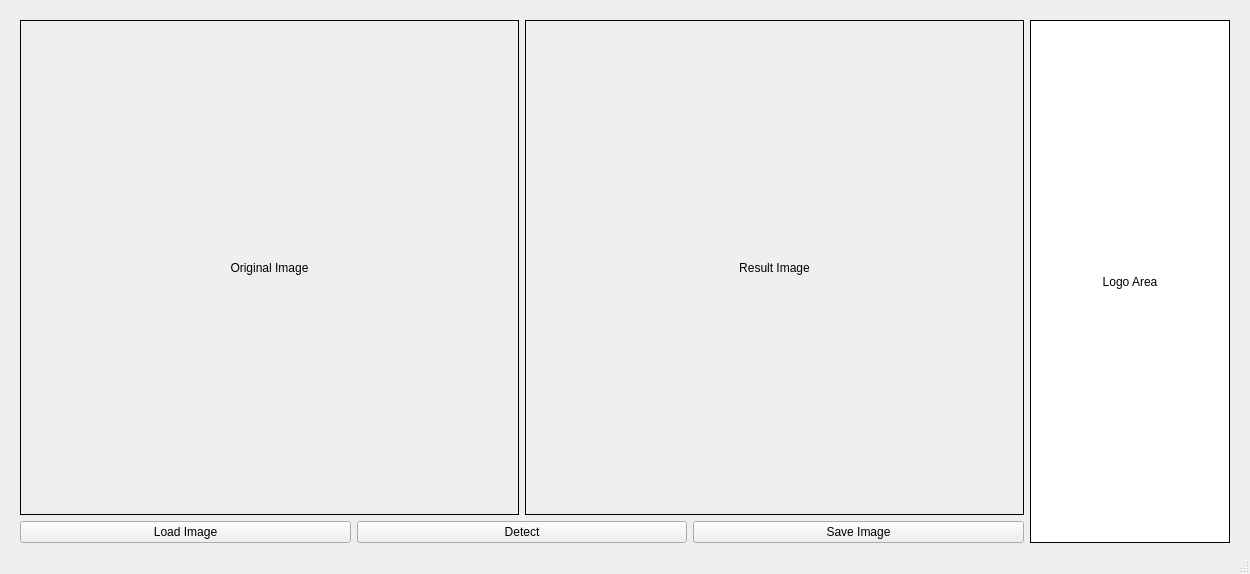
First picture: the form in ui/window.ui, repository threadnull/detect_person_gui, before the edit.
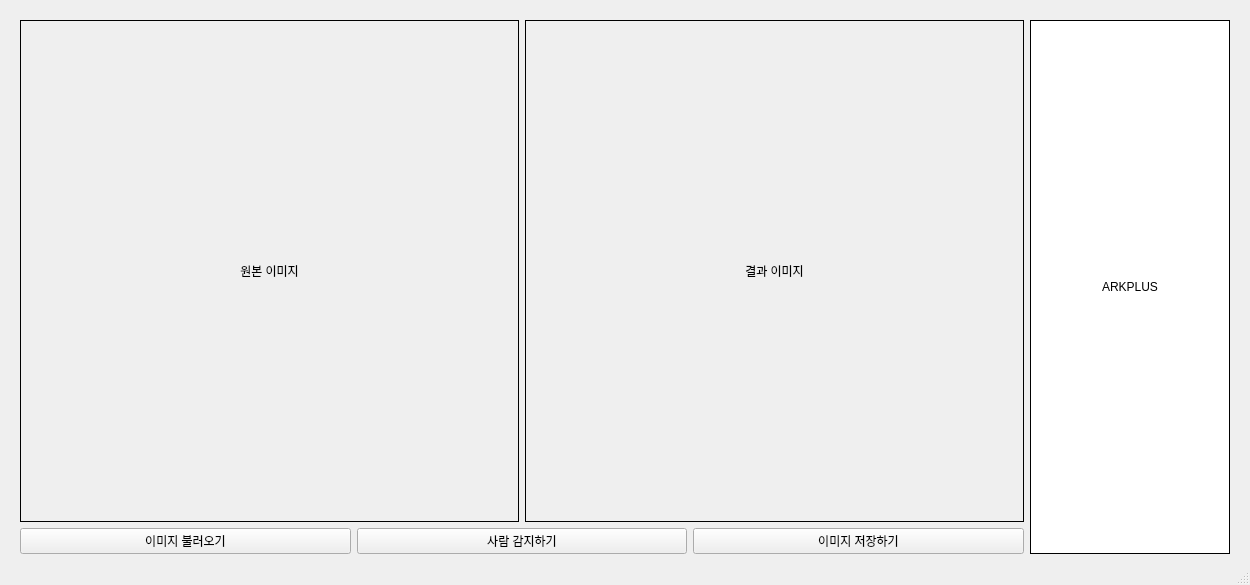
Second picture: the form after the edit.

Patch:
```diff
--- a/ui/window.ui
+++ b/ui/window.ui
@@ -7,7 +7,7 @@
     <x>0</x>
     <y>0</y>
     <width>1250</width>
-    <height>574</height>
+    <height>585</height>
    </rect>
   </property>
   <property name="windowTitle">
@@ -40,7 +40,7 @@
            <string notr="true">border: 1px solid black;</string>
           </property>
           <property name="text">
-           <string>Original Image</string>
+           <string>원본 이미지</string>
           </property>
           <property name="alignment">
            <set>Qt::AlignCenter</set>
@@ -59,7 +59,7 @@
            <string notr="true">border: 1px solid black;</string>
           </property>
           <property name="text">
-           <string>Result Image</string>
+           <string>결과 이미지</string>
           </property>
           <property name="alignment">
            <set>Qt::AlignCenter</set>
@@ -73,21 +73,21 @@
         <item>
          <widget class="QPushButton" name="btn_load">
           <property name="text">
-           <string>Load Image</string>
+           <string>이미지 불러오기</string>
           </property>
          </widget>
         </item>
         <item>
          <widget class="QPushButton" name="btn_detect">
           <property name="text">
-           <string>Detect</string>
+           <string>사람 감지하기</string>
           </property>
          </widget>
         </item>
         <item>
          <widget class="QPushButton" name="btn_save">
           <property name="text">
-           <string>Save Image</string>
+           <string>이미지 저장하기</string>
           </property>
          </widget>
         </item>
@@ -113,7 +113,7 @@
        <string notr="true">border: 1px solid black; background-color: white;</string>
       </property>
       <property name="text">
-       <string>Logo Area</string>
+       <string>ARKPLUS</string>
       </property>
       <property name="alignment">
        <set>Qt::AlignCenter</set>
```
Left out of the diff: 4 changed lines with no effect on the pictures.
